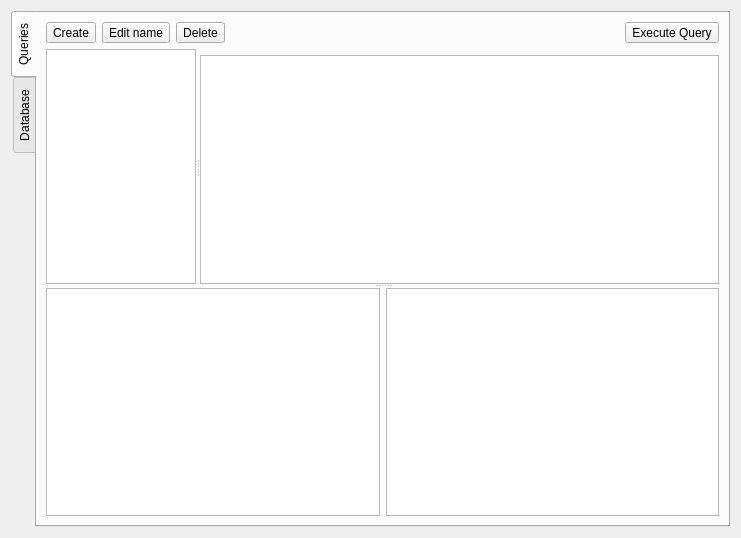
The window that apps/designer/designerquerywidget.ui (shujaatak/exaro) describes before a commit, drawn with Qt 5.
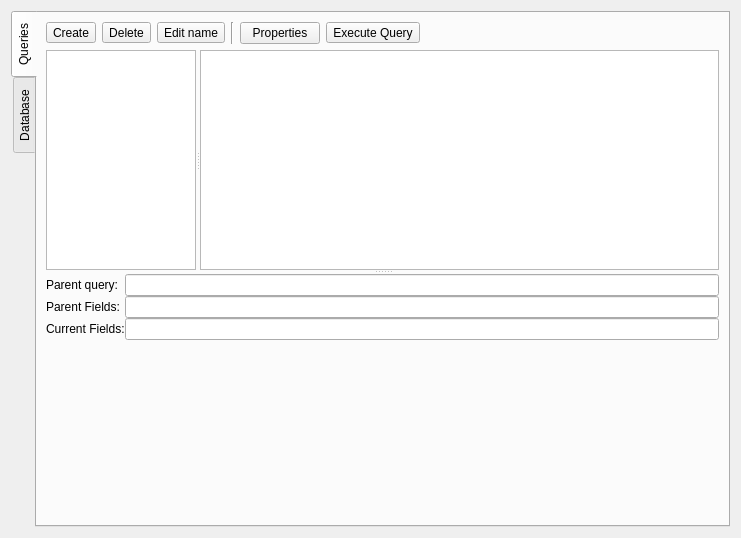
The same window after the commit. The open tabs and pages were chosen to show the change. Icons and pictures are not drawn.

What changed in the file:
```diff
--- a/apps/designer/designerquerywidget.ui
+++ b/apps/designer/designerquerywidget.ui
@@ -29,7 +29,7 @@
       <enum>QTabWidget::West</enum>
      </property>
      <property name="currentIndex">
-      <number>1</number>
+      <number>0</number>
      </property>
      <widget class="QWidget" name="tabQueries">
       <attribute name="title">
@@ -55,17 +55,6 @@
            </property>
           </widget>
          </item>
-         <item>
-          <widget class="QToolButton" name="m_editName">
-           <property name="text">
-            <string>Edit name</string>
-           </property>
-           <property name="icon">
-            <iconset>
-             <normaloff>:/images/edit.png</normaloff>:/images/edit.png</iconset>
-           </property>
-          </widget>
-         </item>
          <item>
           <widget class="QToolButton" name="m_deleteButton">
            <property name="toolTip">
@@ -80,6 +69,51 @@
            </property>
           </widget>
          </item>
+         <item>
+          <widget class="QToolButton" name="m_editName">
+           <property name="toolTip">
+            <string>Change query name</string>
+           </property>
+           <property name="text">
+            <string>Edit name</string>
+           </property>
+           <property name="icon">
+            <iconset>
+             <normaloff>:/images/edit.png</normaloff>:/images/edit.png</iconset>
+           </property>
+          </widget>
+         </item>
+         <item>
+          <widget class="Line" name="line">
+           <property name="orientation">
+            <enum>Qt::Vertical</enum>
+           </property>
+          </widget>
+         </item>
+         <item>
+          <widget class="QPushButton" name="b_properties">
+           <property name="text">
+            <string>Properties</string>
+           </property>
+           <property name="checkable">
+            <bool>true</bool>
+           </property>
+          </widget>
+         </item>
+         <item>
+          <widget class="QToolButton" name="bQueryExec">
+           <property name="toolTip">
+            <string>Execute Query</string>
+           </property>
+           <property name="text">
+            <string>Execute Query</string>
+           </property>
+           <property name="icon">
+            <iconset>
+             <normaloff>:/images/validate.png</normaloff>:/images/validate.png</iconset>
+           </property>
+          </widget>
+         </item>
          <item>
           <spacer name="horizontalSpacer">
            <property name="orientation">
@@ -93,24 +127,10 @@
            </property>
           </spacer>
          </item>
-         <item>
-          <widget class="QToolButton" name="bQueryExec">
-           <property name="toolTip">
-            <string>Execute Query</string>
-           </property>
-           <property name="text">
-            <string>Execute Query</string>
-           </property>
-           <property name="icon">
-            <iconset>
-             <normaloff>:/images/validate.png</normaloff>:/images/validate.png</iconset>
-           </property>
-          </widget>
-         </item>
         </layout>
        </item>
        <item>
-        <widget class="QSplitter" name="splitter_3">
+        <widget class="QSplitter" name="splitter">
          <property name="orientation">
           <enum>Qt::Vertical</enum>
          </property>
@@ -137,16 +157,6 @@
           </widget>
           <widget class="QWidget" name="layoutWidget">
            <layout class="QVBoxLayout" name="verticalLayout">
-            <item>
-             <widget class="QFrame" name="frame">
-              <property name="frameShape">
-               <enum>QFrame::StyledPanel</enum>
-              </property>
-              <property name="frameShadow">
-               <enum>QFrame::Raised</enum>
-              </property>
-             </widget>
-            </item>
             <item>
              <widget class="QTextEdit" name="editQuery">
               <property name="sizePolicy">
@@ -163,9 +173,16 @@
            </layout>
           </widget>
          </widget>
-         <widget class="QWidget" name="layoutWidget">
-          <layout class="QHBoxLayout" name="horizontalLayout">
-           <item>
+         <widget class="QStackedWidget" name="stackedWidget">
+          <property name="currentIndex">
+           <number>1</number>
+          </property>
+          <widget class="QWidget" name="queryResult">
+           <layout class="QGridLayout" name="gridLayout_3">
+            <property name="margin">
+             <number>0</number>
+            </property>
+            <item row="0" column="0">
             <widget class="QTextEdit" name="queryResultText">
              <property name="sizePolicy">
               <sizepolicy hsizetype="Expanding" vsizetype="MinimumExpanding">
@@ -181,7 +198,7 @@
              </property>
             </widget>
            </item>
-           <item>
+            <item row="0" column="1">
             <widget class="QTableView" name="queryTable">
              <property name="sizePolicy">
               <sizepolicy hsizetype="Expanding" vsizetype="MinimumExpanding">
@@ -198,6 +215,85 @@
             </widget>
            </item>
           </layout>
+          </widget>
+          <widget class="QWidget" name="Properties">
+           <layout class="QGridLayout" name="gridLayout_5">
+            <property name="horizontalSpacing">
+             <number>0</number>
+            </property>
+            <property name="margin">
+             <number>0</number>
+            </property>
+            <item row="0" column="0">
+             <layout class="QGridLayout" name="gridLayout_4">
+              <item row="0" column="0">
+               <widget class="QLabel" name="label">
+                <property name="text">
+                 <string>Parent query:</string>
+                </property>
+               </widget>
+              </item>
+              <item row="0" column="1">
+               <widget class="QLineEdit" name="lineEdit">
+                <property name="sizePolicy">
+                 <sizepolicy hsizetype="MinimumExpanding" vsizetype="Fixed">
+                  <horstretch>0</horstretch>
+                  <verstretch>0</verstretch>
+                 </sizepolicy>
+                </property>
+               </widget>
+              </item>
+              <item row="1" column="0">
+               <widget class="QLabel" name="label_2">
+                <property name="text">
+                 <string>Parent Fields:</string>
+                </property>
+               </widget>
+              </item>
+              <item row="1" column="1">
+               <widget class="QLineEdit" name="lineEdit_2">
+                <property name="sizePolicy">
+                 <sizepolicy hsizetype="MinimumExpanding" vsizetype="Fixed">
+                  <horstretch>0</horstretch>
+                  <verstretch>0</verstretch>
+                 </sizepolicy>
+                </property>
+               </widget>
+              </item>
+              <item row="2" column="0">
+               <widget class="QLabel" name="label_3">
+                <property name="text">
+                 <string>Current Fields:</string>
+                </property>
+               </widget>
+              </item>
+              <item row="2" column="1">
+               <widget class="QLineEdit" name="lineEdit_3">
+                <property name="sizePolicy">
+                 <sizepolicy hsizetype="MinimumExpanding" vsizetype="Fixed">
+                  <horstretch>0</horstretch>
+                  <verstretch>0</verstretch>
+                 </sizepolicy>
+                </property>
+               </widget>
+              </item>
+             </layout>
+            </item>
+            <item row="1" column="0">
+             <spacer name="verticalSpacer">
+              <property name="orientation">
+               <enum>Qt::Vertical</enum>
+              </property>
+              <property name="sizeHint" stdset="0">
+               <size>
+                <width>20</width>
+                <height>145</height>
+               </size>
+              </property>
+             </spacer>
+            </item>
+           </layout>
+          </widget>
          </widget>
         </widget>
        </item>
```
Lines whose indentation alone changed are shown as unchanged.
